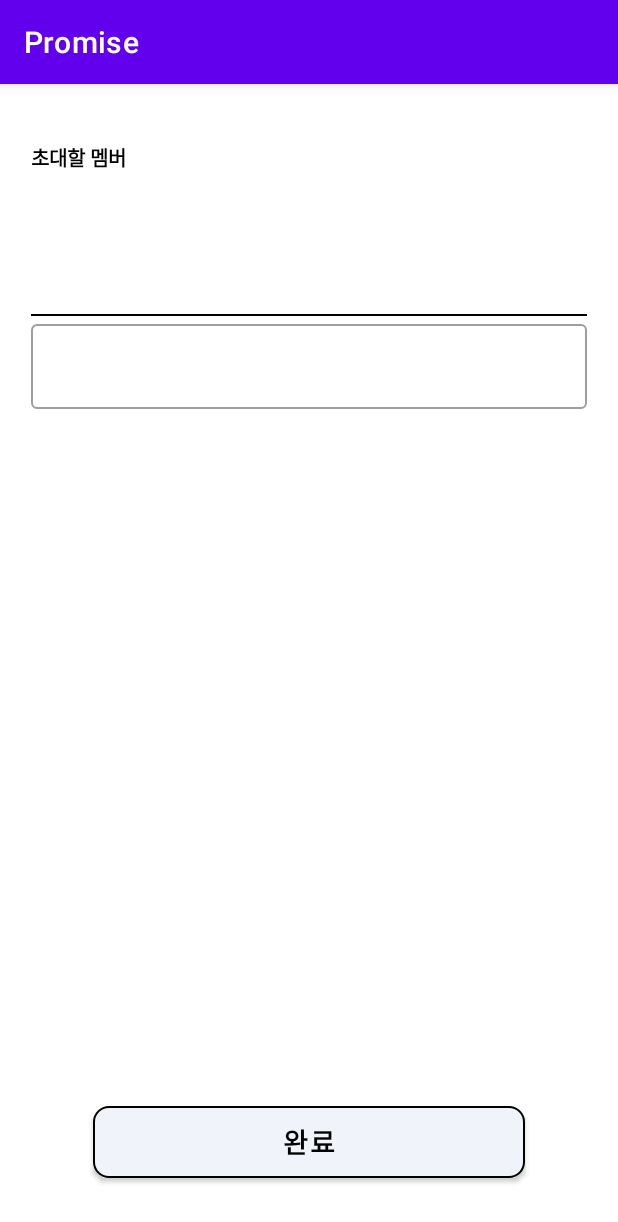
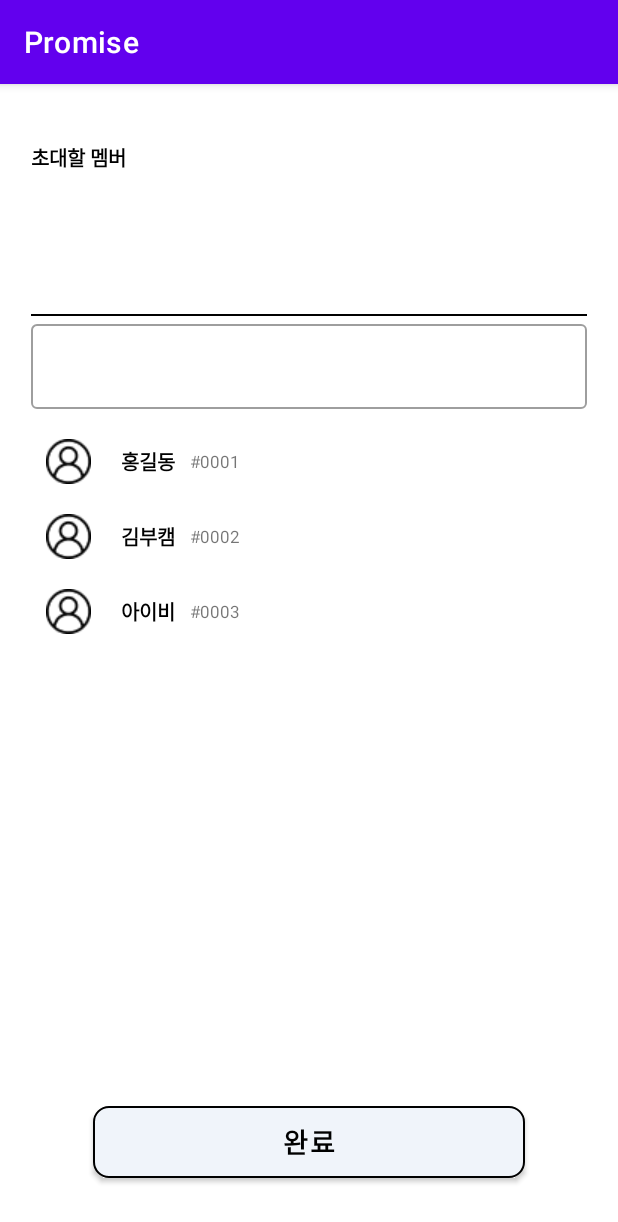
Before and after one commit to boostcampwm-2022/android03-Promise, an Android app: the screen it shows after launch (InviteActivity), on a phone screen of 412 x 824 dp. Shown: the top 1222 px of the screen. Run offline under Robolectric (Android 15) with nearby library versions, the phone set to English and light mode, and no system bars; our stand-ins replace data binding.

Commit message:
feat: 친구 목록 표시 기능 구현
boostcampwm-2022#8

```diff
--- /dev/null
+++ b/app/src/main/java/com/boosters/promise/invite/BindingAdapter.kt
@@ -0,0 +1,17 @@
+package com.boosters.promise.invite
+
+import androidx.databinding.BindingAdapter
+import androidx.recyclerview.widget.ListAdapter
+import androidx.recyclerview.widget.RecyclerView
+
+@Suppress("UNCHECKED_CAST")
+@BindingAdapter("items")
+fun <T> RecyclerView.setItems(items: List<T>?) {
+    if (items.isNullOrEmpty()) {
+        return
+    }
+
+    (adapter as ListAdapter<T, RecyclerView.ViewHolder>).submitList(items) {
+        scrollToPosition(0)
+    }
+}
--- /dev/null
+++ b/app/src/main/java/com/boosters/promise/invite/FriendFakeRepository.kt
@@ -0,0 +1,11 @@
+package com.boosters.promise.invite
+
+class FriendFakeRepository : FriendRepository {
+    override fun getFriends(): List<User> {
+        return listOf(
+            User("홍길동", "#0001"),
+            User("김부캠", "#0002"),
+            User("아이비", "#0003")
+        )
+    }
+}
--- /dev/null
+++ b/app/src/main/java/com/boosters/promise/invite/FriendRepository.kt
@@ -0,0 +1,5 @@
+package com.boosters.promise.invite
+
+interface FriendRepository {
+    fun getFriends(): List<User>
+}
--- a/app/src/main/java/com/boosters/promise/invite/InviteActivity.kt
+++ b/app/src/main/java/com/boosters/promise/invite/InviteActivity.kt
@@ -2,11 +2,25 @@ package com.boosters.promise.invite
 
 import androidx.appcompat.app.AppCompatActivity
 import android.os.Bundle
+import androidx.databinding.DataBindingUtil
 import com.boosters.promise.R
+import com.boosters.promise.databinding.ActivityInviteBinding
 
 class InviteActivity : AppCompatActivity() {
+    private var binding: ActivityInviteBinding? = null
+    private val viewModel: InviteViewModel = InviteViewModel(FriendFakeRepository())
+    private val inviteAdapter = InviteAdapter()
+
     override fun onCreate(savedInstanceState: Bundle?) {
         super.onCreate(savedInstanceState)
-        setContentView(R.layout.activity_invite)
+        binding = DataBindingUtil.setContentView(this, R.layout.activity_invite)
+        checkNotNull(binding).lifecycleOwner = this
+        checkNotNull(binding).viewModel = viewModel
+        checkNotNull(binding).recyclerViewMemberFriendList.adapter = inviteAdapter
+    }
+
+    override fun onDestroy() {
+        binding = null
+        super.onDestroy()
     }
 }
--- /dev/null
+++ b/app/src/main/java/com/boosters/promise/invite/InviteAdapter.kt
@@ -0,0 +1,31 @@
+package com.boosters.promise.invite
+
+import android.view.LayoutInflater
+import android.view.ViewGroup
+import androidx.recyclerview.widget.ListAdapter
+import androidx.recyclerview.widget.RecyclerView
+import com.boosters.promise.databinding.ItemInviteMemberInfoBinding
+
+class InviteAdapter : ListAdapter<User, InviteAdapter.InviteViewHolder>(InviteDiffItemCallback()) {
+    override fun onCreateViewHolder(parent: ViewGroup, viewType: Int): InviteViewHolder {
+        return InviteViewHolder(
+            ItemInviteMemberInfoBinding.inflate(
+                LayoutInflater.from(parent.context),
+                parent,
+                false
+            )
+        )
+    }
+
+    override fun onBindViewHolder(holder: InviteViewHolder, position: Int) {
+        holder.bind(getItem(position))
+    }
+
+    class InviteViewHolder(
+        private val binding: ItemInviteMemberInfoBinding
+    ) : RecyclerView.ViewHolder(binding.root) {
+        fun bind(user: User) {
+            binding.user = user
+        }
+    }
+}
--- /dev/null
+++ b/app/src/main/java/com/boosters/promise/invite/InviteDiffItemCallback.kt
@@ -0,0 +1,13 @@
+package com.boosters.promise.invite
+
+import androidx.recyclerview.widget.DiffUtil
+
+class InviteDiffItemCallback : DiffUtil.ItemCallback<User>() {
+    override fun areItemsTheSame(oldItem: User, newItem: User): Boolean {
+        return oldItem.userCode == newItem.userCode
+    }
+
+    override fun areContentsTheSame(oldItem: User, newItem: User): Boolean {
+        return oldItem == newItem
+    }
+}
--- /dev/null
+++ b/app/src/main/java/com/boosters/promise/invite/InviteViewModel.kt
@@ -0,0 +1,20 @@
+package com.boosters.promise.invite
+
+import androidx.lifecycle.LiveData
+import androidx.lifecycle.MutableLiveData
+import androidx.lifecycle.ViewModel
+
+class InviteViewModel(
+    private val userRepository: FriendRepository
+) : ViewModel() {
+    private var _friends = MutableLiveData<List<User>>()
+    val friends: LiveData<List<User>> = _friends
+
+    init {
+        _friends.value = getFriends()
+    }
+
+    private fun getFriends(): List<User> {
+        return userRepository.getFriends()
+    }
+}
--- /dev/null
+++ b/app/src/main/java/com/boosters/promise/invite/User.kt
@@ -0,0 +1,6 @@
+package com.boosters.promise.invite
+
+data class User(
+    val userName: String,
+    val userCode: String
+)
--- a/app/src/main/res/layout/activity_invite.xml
+++ b/app/src/main/res/layout/activity_invite.xml
@@ -1,4 +1,12 @@
 <?xml version="1.0" encoding="utf-8"?>
+<layout>
+
+    <data>
+        <variable
+            name="viewModel"
+            type="com.boosters.promise.invite.InviteViewModel" />
+    </data>
+
     <androidx.constraintlayout.widget.ConstraintLayout xmlns:android="http://schemas.android.com/apk/res/android"
         xmlns:app="http://schemas.android.com/apk/res-auto"
         xmlns:tools="http://schemas.android.com/tools"
@@ -51,10 +59,10 @@
             android:layout_height="0dp"
             android:orientation="horizontal"
             app:layoutManager="androidx.recyclerview.widget.LinearLayoutManager"
+            app:layout_constraintBottom_toTopOf="@id/member_center_guideline"
             app:layout_constraintEnd_toStartOf="@+id/member_right_guideline"
             app:layout_constraintStart_toStartOf="@+id/member_left_guideline"
             app:layout_constraintTop_toBottomOf="@+id/textView_member_inviteMember"
-        app:layout_constraintBottom_toTopOf="@id/member_center_guideline"
             tools:listitem="@layout/item_invite_member" />
 
         <androidx.constraintlayout.widget.Guideline
@@ -93,6 +101,7 @@
             android:layout_height="0dp"
             android:paddingTop="10dp"
             android:paddingBottom="30dp"
+            items="@{viewModel.friends}"
             app:layoutManager="androidx.recyclerview.widget.LinearLayoutManager"
             app:layout_constraintBottom_toTopOf="@+id/button_member_confirm"
             app:layout_constraintEnd_toStartOf="@+id/member_right_guideline"
@@ -115,3 +124,4 @@
             app:layout_constraintStart_toStartOf="@+id/member_left_guideline"
             app:layout_constraintWidth_percent="0.7" />
     </androidx.constraintlayout.widget.ConstraintLayout>
+</layout>
--- a/app/src/main/res/layout/item_invite_member_info.xml
+++ b/app/src/main/res/layout/item_invite_member_info.xml
@@ -1,4 +1,13 @@
 <?xml version="1.0" encoding="utf-8"?>
+<layout>
+
+    <data>
+
+        <variable
+            name="user"
+            type="com.boosters.promise.invite.User" />
+    </data>
+
     <androidx.constraintlayout.widget.ConstraintLayout xmlns:android="http://schemas.android.com/apk/res/android"
         xmlns:app="http://schemas.android.com/apk/res-auto"
         xmlns:tools="http://schemas.android.com/tools"
@@ -20,6 +29,7 @@
             android:layout_width="wrap_content"
             android:layout_height="wrap_content"
             android:layout_marginStart="20dp"
+            android:text="@{user.userName}"
             android:textColor="@color/black"
             android:textSize="13sp"
             android:textStyle="bold"
@@ -33,9 +43,11 @@
             android:layout_width="wrap_content"
             android:layout_height="wrap_content"
             android:layout_marginStart="10dp"
+            android:text="@{user.userCode}"
             android:textSize="11sp"
             app:layout_constraintBottom_toBottomOf="@+id/imageView_invite_userImage"
             app:layout_constraintStart_toEndOf="@+id/textView_invite_userName"
             app:layout_constraintTop_toTopOf="@+id/imageView_invite_userImage"
             tools:text="#0001" />
     </androidx.constraintlayout.widget.ConstraintLayout>
+</layout>
```
Lines whose indentation alone changed are shown as unchanged.
